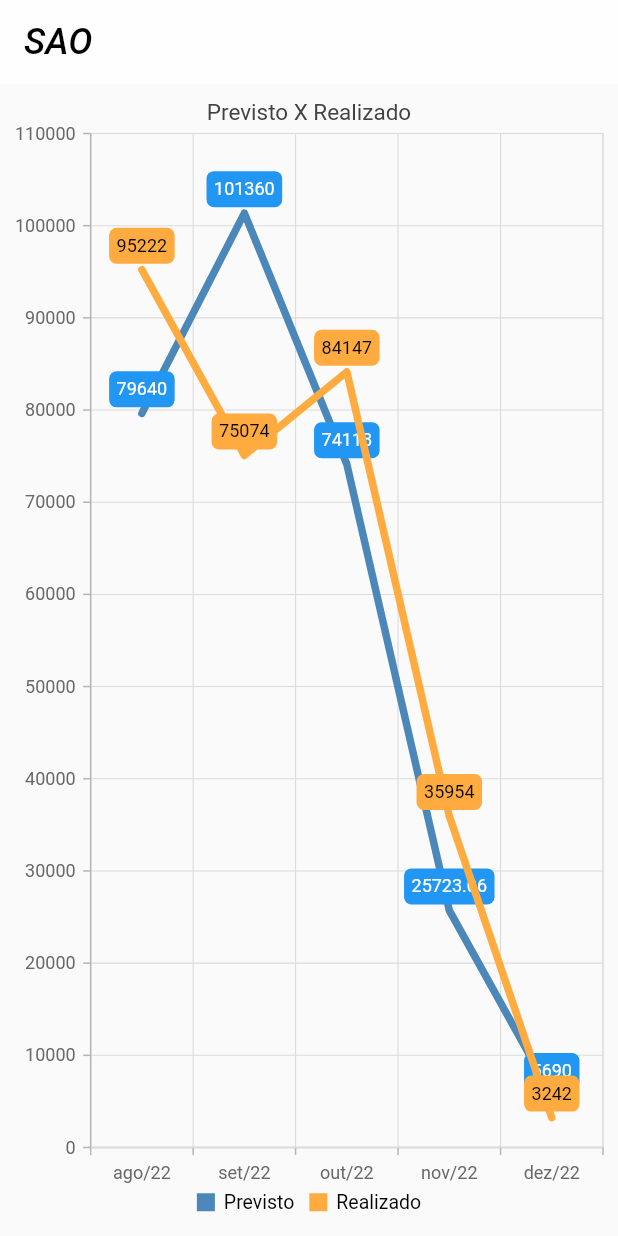
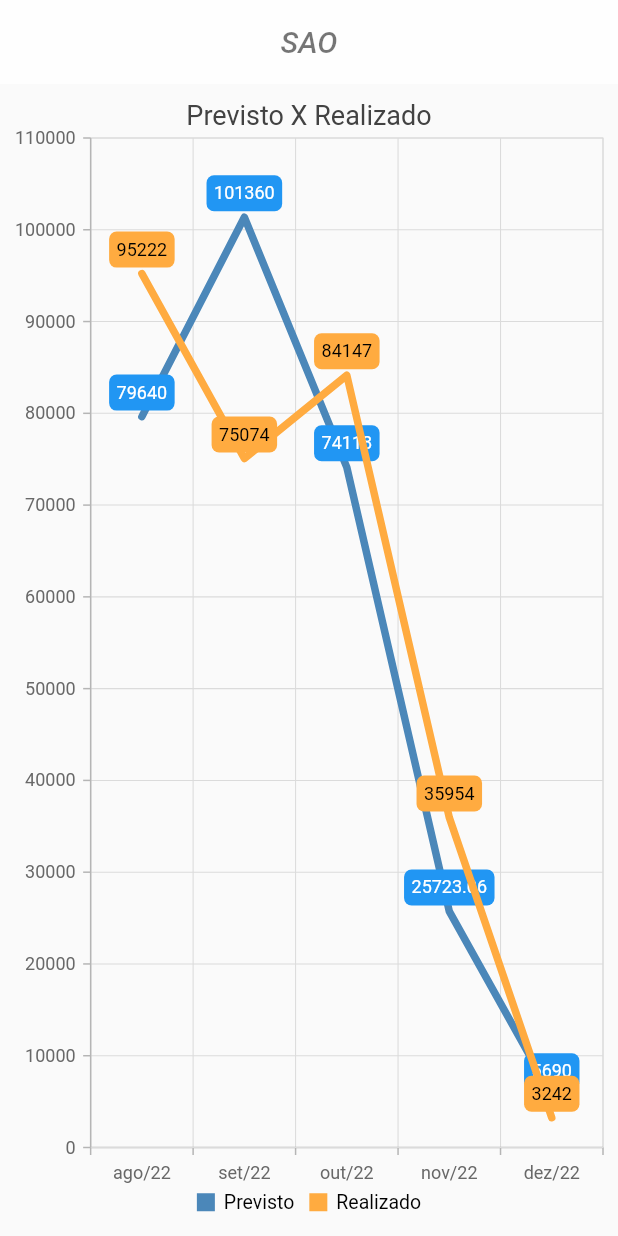
Before and after one commit to Italo-Castro/Flutter-Knowledge-Test, a Flutter app: the screen it shows after launch, on a phone screen of 412 x 824 dp. Run offline on Flutter 3.47's test engine with Material 2 defaults, Android fonts, the phone set to English and light mode, and no system bars; our stand-ins replace syncfusion_flutter_charts.

Commit message:
Centering text app bar

```diff
--- a/lib/Chart.dart
+++ b/lib/Chart.dart
@@ -22,11 +22,12 @@ class _MyHomePageState extends State<_MyHomePage> {
   Widget build(BuildContext context) {
     return Scaffold(
       appBar: AppBar(
+        centerTitle: true,
         title: const Text(
           'SAO',
           textAlign: TextAlign.center,
           style: TextStyle(
-              color: Colors.black, fontStyle: FontStyle.italic, fontSize: 24),
+              color: Colors.black54, fontStyle: FontStyle.italic, fontSize: 20),
         ),
         elevation: 0,
         backgroundColor: Colors.white70,
@@ -34,7 +35,7 @@ class _MyHomePageState extends State<_MyHomePage> {
       body: SfCartesianChart(
         primaryXAxis: CategoryAxis(borderColor: Colors.red),
         // Chart title
-        title: ChartTitle(text: 'Previsto X Realizado'),
+        title: ChartTitle(text: 'Previsto X Realizado', textStyle: TextStyle(fontSize: 18)),
         // Enable legend
         legend: Legend(isVisible: true),
         // Enable tooltip
```
Also changed, not shown: img_2.png (added), img_3.png (added), 1 other file.
